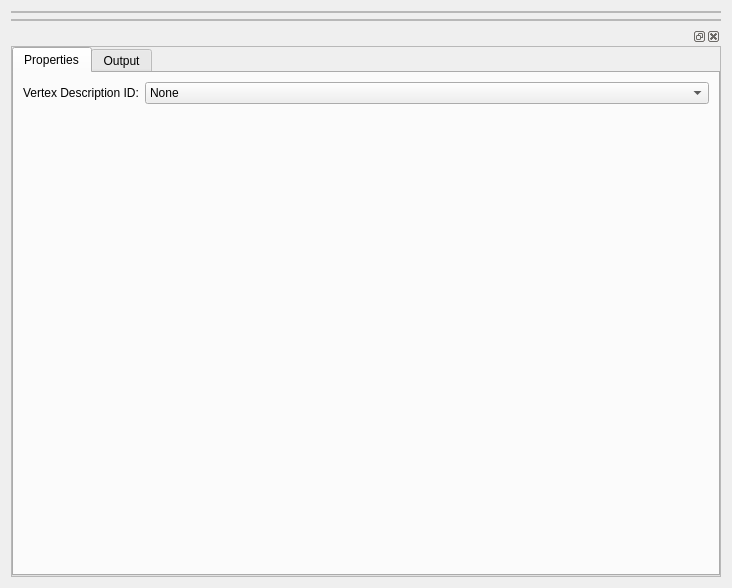
First picture: the form in Code/Editor/TamyEditor/vertexshadereditor.ui, repository cccZone/tamy, before the edit.
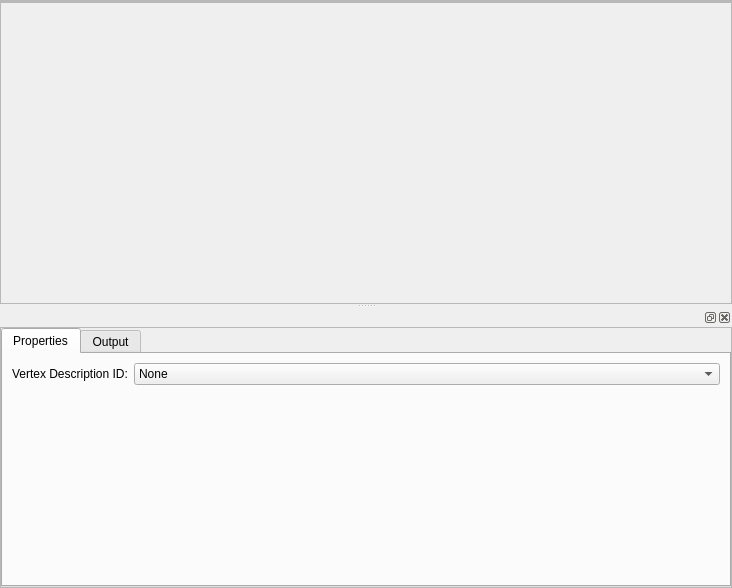
Second picture: the form after the edit.

Commit message: - splitter widgets added to every shader editor - lighting pipeline refactored to accommodate more lighting methods

Patch:
```diff
--- a/Code/Editor/TamyEditor/vertexshadereditor.ui
+++ b/Code/Editor/TamyEditor/vertexshadereditor.ui
@@ -14,6 +14,12 @@
    <string>Form</string>
   </property>
   <layout class="QVBoxLayout" name="verticalLayout">
+   <property name="spacing">
+    <number>0</number>
+   </property>
+   <property name="margin">
+    <number>0</number>
+   </property>
    <item>
     <widget class="QFrame" name="toolbarFrame">
      <property name="frameShape">
@@ -33,14 +39,36 @@
     </widget>
    </item>
    <item>
+    <widget class="QSplitter" name="splitter">
+     <property name="orientation">
+      <enum>Qt::Vertical</enum>
+     </property>
     <widget class="QFrame" name="editorFrame">
+      <property name="sizePolicy">
+       <sizepolicy hsizetype="Preferred" vsizetype="Expanding">
+        <horstretch>0</horstretch>
+        <verstretch>1</verstretch>
+       </sizepolicy>
+      </property>
+      <property name="minimumSize">
+       <size>
+        <width>0</width>
+        <height>200</height>
+       </size>
+      </property>
+      <property name="baseSize">
+       <size>
+        <width>0</width>
+        <height>800</height>
+       </size>
+      </property>
      <property name="frameShape">
       <enum>QFrame::StyledPanel</enum>
      </property>
      <property name="frameShadow">
       <enum>QFrame::Raised</enum>
      </property>
-     <layout class="QHBoxLayout" name="horizontalLayout_3" stretch="">
+      <layout class="QHBoxLayout" name="horizontalLayout_3">
       <property name="spacing">
        <number>0</number>
       </property>
@@ -49,9 +77,25 @@
       </property>
      </layout>
     </widget>
-   </item>
-   <item>
     <widget class="QDockWidget" name="dockWidget">
+      <property name="sizePolicy">
+       <sizepolicy hsizetype="Preferred" vsizetype="Expanding">
+        <horstretch>0</horstretch>
+        <verstretch>1</verstretch>
+       </sizepolicy>
+      </property>
+      <property name="minimumSize">
+       <size>
+        <width>80</width>
+        <height>280</height>
+       </size>
+      </property>
+      <property name="maximumSize">
+       <size>
+        <width>524287</width>
+        <height>280</height>
+       </size>
+      </property>
      <widget class="QWidget" name="dockWidgetContents">
       <layout class="QVBoxLayout" name="verticalLayout_4">
        <property name="spacing">
@@ -76,8 +120,8 @@
            <rect>
             <x>0</x>
             <y>0</y>
-            <width>712</width>
-            <height>530</height>
+             <width>730</width>
+             <height>256</height>
            </rect>
           </property>
           <layout class="QVBoxLayout" name="verticalLayout_3">
@@ -175,6 +219,7 @@
         </widget>
        </item>
       </layout>
+      </widget>
      </widget>
     </widget>
    </item>
```
Lines whose indentation alone changed are shown as unchanged. The commit also changes 67 other files.
